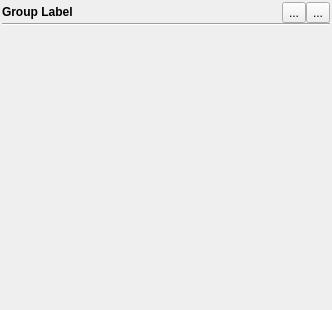
Before: the Qt Designer form Qt/ApplicationComponents/Resources/UI/pqPropertyCollectionWidget.ui in Kitware/ParaView, drawn with Qt 5.
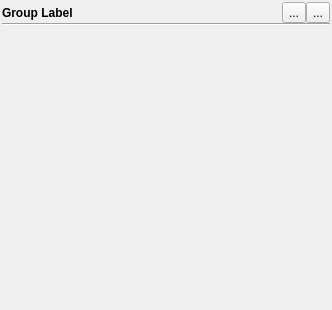
After: the same form once the commit is applied. Icons and pictures are not drawn.

Commit message:
Remove html from ui files
* some were not relevant (only putting text in <p>)
* texts from ui file are set via `translate` method, and
we mostly do not want to translate html.

```diff
--- a/Qt/ApplicationComponents/Resources/UI/pqPropertyCollectionWidget.ui
+++ b/Qt/ApplicationComponents/Resources/UI/pqPropertyCollectionWidget.ui
@@ -42,7 +42,12 @@
           <string/>
          </property>
          <property name="text">
-          <string>&lt;html&gt;&lt;head/&gt;&lt;body&gt;&lt;p&gt;&lt;span style=&quot; font-weight:600;&quot;&gt;Group Label&lt;/span&gt;&lt;/p&gt;&lt;/body&gt;&lt;/html&gt;</string>
+          <string>Group Label</string>
+         </property>
+         <property name="font">
+          <font>
+           <weight>600</weight>
+          </font>
          </property>
         </widget>
        </item>
```
The commit also changes 20 other files.
